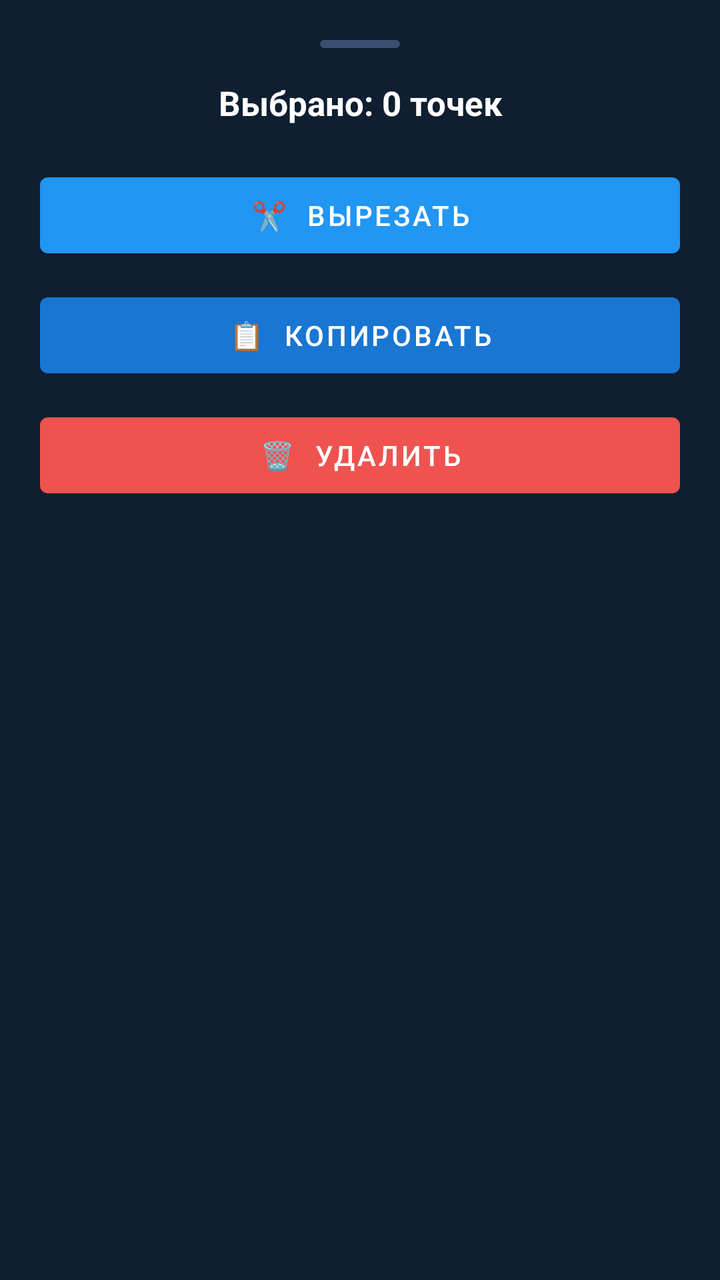
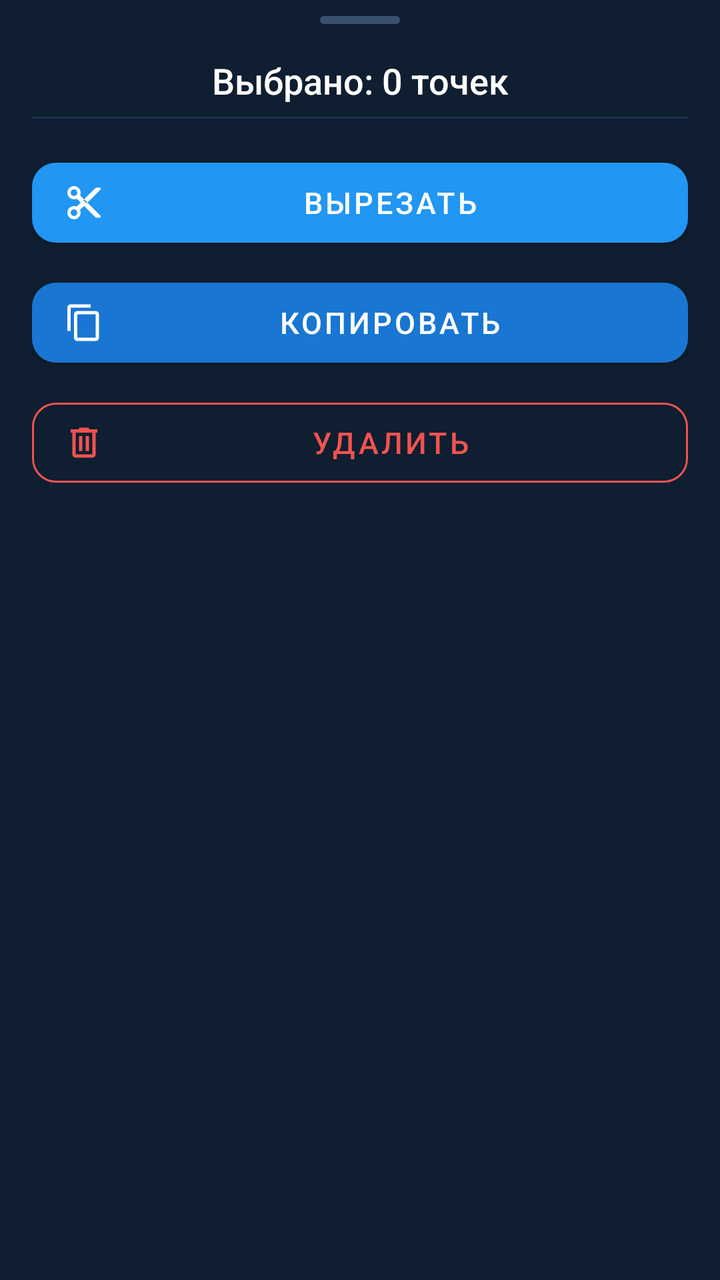

An Android layout rendered at two revisions. The XML below is the earlier revision; the diff shows what the commit changed to produce the second picture.
<!-- AndroidManifest.xml: application theme Theme.CoordScanner -->
<!-- res/layout/bottom_sheet_points.xml -->
<?xml version="1.0" encoding="utf-8"?>
<LinearLayout
    xmlns:android="http://schemas.android.com/apk/res/android"
    xmlns:app="http://schemas.android.com/apk/res-auto"
    android:layout_width="match_parent"
    android:layout_height="wrap_content"
    android:orientation="vertical"
    android:padding="20dp"
    android:background="@color/navy_surface">

    <View
        android:layout_width="40dp"
        android:layout_height="4dp"
        android:layout_gravity="center_horizontal"
        android:layout_marginBottom="16dp"
        android:background="@drawable/pill_handle" />

    <TextView
        android:id="@+id/tvSelectionInfo"
        android:layout_width="match_parent"
        android:layout_height="wrap_content"
        android:text="Выбрано: 0 точек"
        android:textColor="@color/text_primary"
        android:textSize="17sp"
        android:textStyle="bold"
        android:gravity="center"
        android:layout_marginBottom="20dp" />

    <com.google.android.material.button.MaterialButton
        android:id="@+id/btnCut"
        style="@style/Widget.MaterialComponents.Button"
        android:layout_width="match_parent"
        android:layout_height="50dp"
        android:layout_marginBottom="10dp"
        android:text="✂️  Вырезать"
        android:textSize="14sp"
        app:backgroundTint="@color/primary" />

    <com.google.android.material.button.MaterialButton
        android:id="@+id/btnCopy"
        style="@style/Widget.MaterialComponents.Button"
        android:layout_width="match_parent"
        android:layout_height="50dp"
        android:layout_marginBottom="10dp"
        android:text="📋  Копировать"
        android:textSize="14sp"
        app:backgroundTint="@color/primary_variant" />

    <com.google.android.material.button.MaterialButton
        android:id="@+id/btnDelete"
        style="@style/Widget.MaterialComponents.Button"
        android:layout_width="match_parent"
        android:layout_height="50dp"
        android:text="🗑️  Удалить"
        android:textSize="14sp"
        app:backgroundTint="@color/red_delete" />

</LinearLayout>
<!-- resources referenced by this layout -->
<resources>
  <color name="navy_surface">#0F1E30</color>
  <color name="primary">#2196F3</color>
  <color name="primary_variant">#1976D2</color>
  <color name="red_delete">#EF5350</color>
  <color name="text_primary">#FFFFFF</color>
  <!-- drawable pill_handle (drawable) -->
  <?xml version="1.0" encoding="utf-8"?>
  <shape xmlns:android="http://schemas.android.com/apk/res/android"
      android:shape="rectangle">
      <corners android:radius="4dp" />
      <solid android:color="#3A5070" />
  </shape>
  <style name="Theme.CoordScanner" parent="Theme.MaterialComponents.DayNight.NoActionBar">
          <item name="colorPrimary">@color/primary</item>
          <item name="colorPrimaryVariant">@color/primary_dark</item>
          <item name="colorOnPrimary">@color/on_primary</item>
          <item name="colorSecondary">@color/accent</item>
          <item name="colorSecondaryVariant">@color/accent</item>
          <item name="colorOnSecondary">@color/white</item>
          <item name="android:statusBarColor">@color/navy_deep</item>
          <item name="android:navigationBarColor">@color/navy_deep</item>
          <item name="android:windowBackground">@color/navy_bg</item>
          <item name="materialCardViewStyle">@style/CardStyle</item>
          <item name="colorSurface">@color/navy_surface</item>
          <item name="colorOnSurface">@color/text_primary</item>
      </style>
  <color name="primary_dark">#1565C0</color>
  <color name="on_primary">#FFFFFF</color>
  <color name="accent">#00BCD4</color>
  <color name="white">#FFFFFF</color>
  <color name="navy_deep">#08111E</color>
  <color name="navy_bg">#0A1628</color>
  <style name="CardStyle" parent="Widget.MaterialComponents.CardView">
          <item name="cardElevation">2dp</item>
          <item name="cardCornerRadius">14dp</item>
          <item name="android:layout_marginBottom">6dp</item>
          <item name="cardBackgroundColor">@color/navy_card</item>
          <item name="strokeColor">@color/navy_stroke</item>
          <item name="strokeWidth">1dp</item>
      </style>
  <color name="navy_card">#111E30</color>
  <color name="navy_stroke">#1C3050</color>
</resources>

<!-- the commit's change to res/layout/bottom_sheet_points.xml (unified diff, before → after) -->
@@ -5,9 +5,12 @@
     android:layout_width="match_parent"
     android:layout_height="wrap_content"
     android:orientation="vertical"
-    android:padding="20dp"
+    android:paddingHorizontal="16dp"
+    android:paddingTop="8dp"
+    android:paddingBottom="24dp"
     android:background="@color/navy_surface">
 
+    
     <View
         android:layout_width="40dp"
         android:layout_height="4dp"
@@ -15,44 +18,68 @@
         android:layout_marginBottom="16dp"
         android:background="@drawable/pill_handle" />
 
+    
     <TextView
         android:id="@+id/tvSelectionInfo"
         android:layout_width="match_parent"
         android:layout_height="wrap_content"
         android:text="Выбрано: 0 точек"
         android:textColor="@color/text_primary"
-        android:textSize="17sp"
-        android:textStyle="bold"
+        android:textSize="18sp"
+        android:fontFamily="sans-serif-medium"
         android:gravity="center"
-        android:layout_marginBottom="20dp" />
+        android:layout_marginBottom="6dp" />
 
+    <View
+        android:layout_width="match_parent"
+        android:layout_height="1dp"
+        android:background="@color/navy_stroke"
+        android:layout_marginBottom="16dp" />
+
+    
     <com.google.android.material.button.MaterialButton
         android:id="@+id/btnCut"
-        style="@style/Widget.MaterialComponents.Button"
         android:layout_width="match_parent"
-        android:layout_height="50dp"
-        android:layout_marginBottom="10dp"
-        android:text="✂️  Вырезать"
-        android:textSize="14sp"
-        app:backgroundTint="@color/primary" />
+        android:layout_height="52dp"
+        android:layout_marginBottom="8dp"
+        android:text="Вырезать"
+        android:textSize="15sp"
+        android:fontFamily="sans-serif-medium"
+        app:icon="@drawable/ic_cut"
+        app:iconSize="20dp"
+        app:iconPadding="10dp"
+        app:backgroundTint="@color/primary"
+        app:cornerRadius="12dp" />
 
+    
     <com.google.android.material.button.MaterialButton
         android:id="@+id/btnCopy"
-        style="@style/Widget.MaterialComponents.Button"
         android:layout_width="match_parent"
-        android:layout_height="50dp"
-        android:layout_marginBottom="10dp"
-        android:text="📋  Копировать"
-        android:textSize="14sp"
-        app:backgroundTint="@color/primary_variant" />
+        android:layout_height="52dp"
+        android:layout_marginBottom="8dp"
+        android:text="Копировать"
+        android:textSize="15sp"
+        android:fontFamily="sans-serif-medium"
+        app:icon="@drawable/ic_copy"
+        app:iconSize="20dp"
+        app:iconPadding="10dp"
+        app:backgroundTint="@color/primary_variant"
+        app:cornerRadius="12dp" />
 
+    
     <com.google.android.material.button.MaterialButton
         android:id="@+id/btnDelete"
-        style="@style/Widget.MaterialComponents.Button"
+        style="@style/Widget.MaterialComponents.Button.OutlinedButton"
         android:layout_width="match_parent"
-        android:layout_height="50dp"
-        android:text="🗑️  Удалить"
-        android:textSize="14sp"
-        app:backgroundTint="@color/red_delete" />
+        android:layout_height="52dp"
+        android:text="Удалить"
+        android:textSize="15sp"
+        android:textColor="@color/red_delete"
+        app:icon="@drawable/ic_trash"
+        app:iconSize="20dp"
+        app:iconPadding="10dp"
+        app:iconTint="@color/red_delete"
+        app:strokeColor="@color/red_delete"
+        app:cornerRadius="12dp" />
 
 </LinearLayout>
<!-- resource entries referenced after the edit -->
@@ -5,6 +5,39 @@
   <color name="primary_variant">#1976D2</color>
   <color name="red_delete">#EF5350</color>
   <color name="text_primary">#FFFFFF</color>
+  <!-- drawable ic_copy (drawable) -->
+  <?xml version="1.0" encoding="utf-8"?>
+  <vector xmlns:android="http://schemas.android.com/apk/res/android"
+      android:width="24dp"
+      android:height="24dp"
+      android:viewportWidth="24"
+      android:viewportHeight="24">
+      <path
+          android:fillColor="@android:color/white"
+          android:pathData="M19,21H8V7H19M19,5H8A2,2 0 0,0 6,7V21A2,2 0 0,0 8,23H19A2,2 0 0,0 21,21V7A2,2 0 0,0 19,5M16,1H4A2,2 0 0,0 2,3V17H4V3H16V1Z" />
+  </vector>
+  <!-- drawable ic_cut (drawable) -->
+  <?xml version="1.0" encoding="utf-8"?>
+  <vector xmlns:android="http://schemas.android.com/apk/res/android"
+      android:width="24dp"
+      android:height="24dp"
+      android:viewportWidth="24"
+      android:viewportHeight="24">
+      <path
+          android:fillColor="@android:color/white"
+          android:pathData="M9.64,7.64C9.87,7.14 10,6.59 10,6A4,4 0 0,0 6,2A4,4 0 0,0 2,6A4,4 0 0,0 6,10C6.59,10 7.14,9.87 7.64,9.64L10,12L7.64,14.36C7.14,14.13 6.59,14 6,14A4,4 0 0,0 2,18A4,4 0 0,0 6,22A4,4 0 0,0 10,18C10,17.41 9.87,16.86 9.64,16.36L12,14L19,21H22V20L9.64,7.64M6,8A2,2 0 0,1 4,6A2,2 0 0,1 6,4A2,2 0 0,1 8,6A2,2 0 0,1 6,8M6,20A2,2 0 0,1 4,18A2,2 0 0,1 6,16A2,2 0 0,1 8,18A2,2 0 0,1 6,20M19,3L22,3V4L13.5,12.5L11.5,10.5L19,3Z" />
+  </vector>
+  <!-- drawable ic_trash (drawable) -->
+  <?xml version="1.0" encoding="utf-8"?>
+  <vector xmlns:android="http://schemas.android.com/apk/res/android"
+      android:width="24dp"
+      android:height="24dp"
+      android:viewportWidth="24"
+      android:viewportHeight="24">
+      <path
+          android:fillColor="@android:color/white"
+          android:pathData="M9,3V4H4V6H5V19A2,2 0 0,0 7,21H17A2,2 0 0,0 19,19V6H20V4H15V3H9M7,6H17V19H7V6M9,8V17H11V8H9M13,8V17H15V8H13Z" />
+  </vector>
   <!-- drawable pill_handle (drawable) -->
   <?xml version="1.0" encoding="utf-8"?>
   <shape xmlns:android="http://schemas.android.com/apk/res/android"
